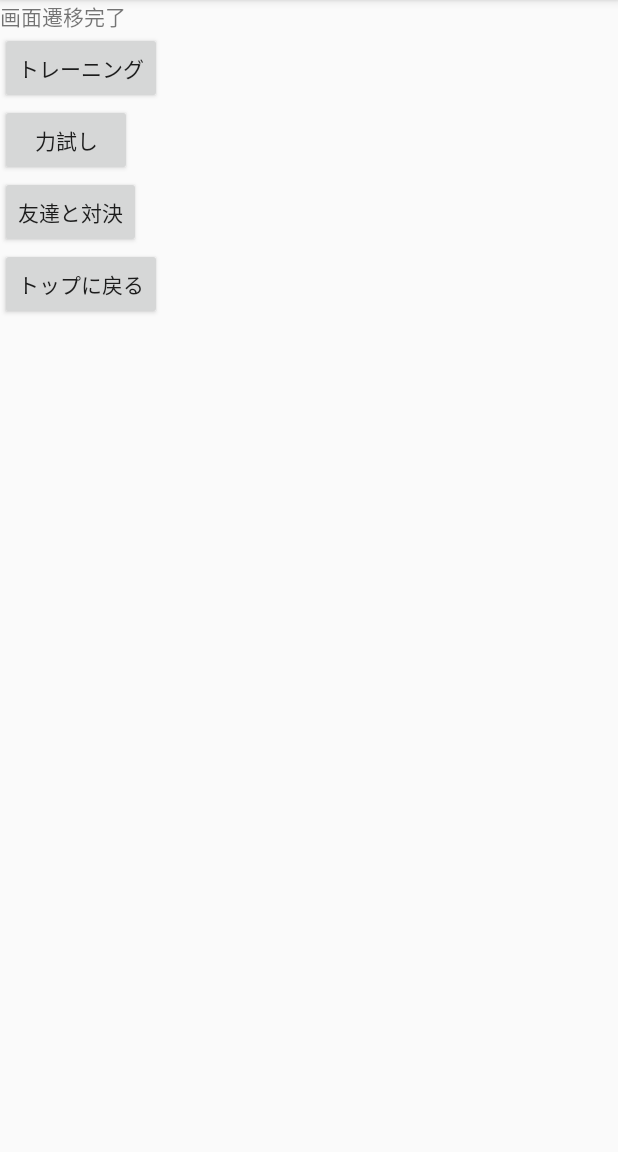
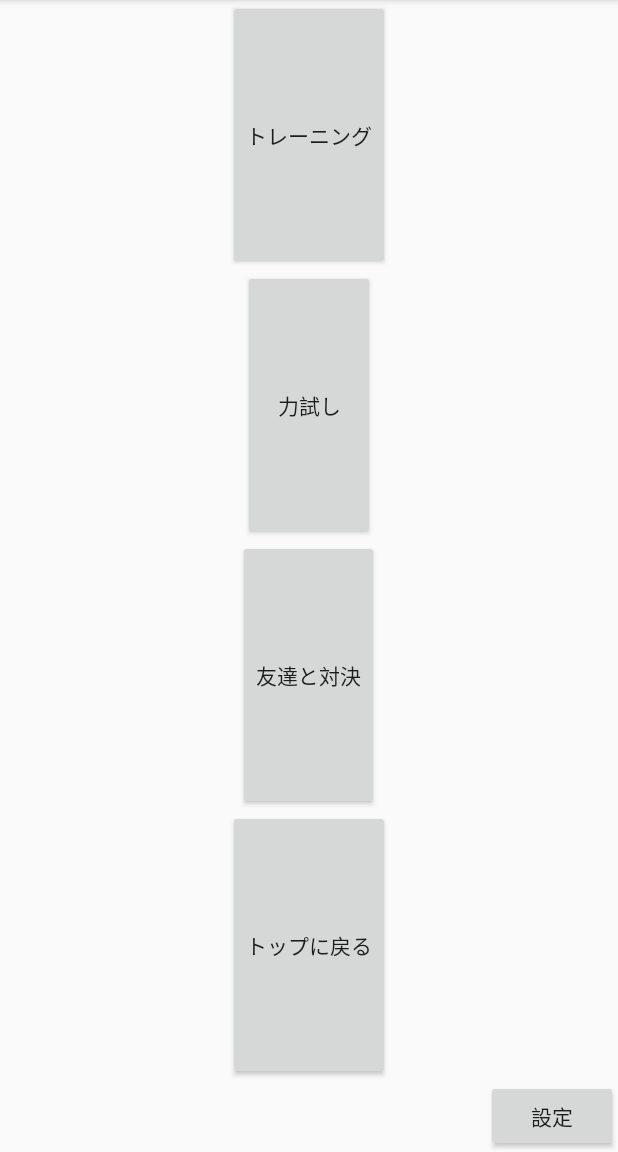
Before and after one commit to tengcm2015/MyPerfectPitchApp, an Android app: the screen it shows after launch (SelectModeActivity), after a tap on "START!", on a phone screen of 412 x 824 dp, the part 84-1236 px from its top. Run offline under Robolectric (Android 15) with nearby library versions, the phone set to English and light mode, and no system bars.

Commit message:
Settingsで鍵盤の文字が変更できる 力試しも実装途中。

```diff
--- a/app/src/main/java/com/example/train/myperfectpitchapp/SelectModeActivity.java
+++ b/app/src/main/java/com/example/train/myperfectpitchapp/SelectModeActivity.java
@@ -9,7 +9,7 @@ import android.widget.Button;
  * Created by train on 2017/06/30.
  */
 
-public class SelectModeActivity extends MainActivity{
+public class SelectModeActivity extends MainActivity implements View.OnClickListener{
 
     @Override
     protected void onCreate(Bundle savedInstanceState){
@@ -17,20 +17,36 @@ public class SelectModeActivity extends MainActivity{
         setContentView(R.layout.activity_selectmode);
 
         Button trainButton = (Button)findViewById(R.id.button_mode_1);
-        trainButton.setOnClickListener(new View.OnClickListener() {
-            @Override
-            public void onClick(View view) {
-                Intent intent = new Intent(getApplication(), SelectLevelActivity.class);
-                startActivity(intent);
-            }
-        });
+        trainButton.setOnClickListener(this);
+
+        Button challengeButton = (Button)findViewById(R.id.button_mode_2);
+        challengeButton.setOnClickListener(this);
 
         Button returnButton = (Button)findViewById(R.id.button_mode_4);
-        returnButton.setOnClickListener(new View.OnClickListener() {
-            @Override
-            public void onClick(View view) {
+        returnButton.setOnClickListener(this);
+
+        Button settingButton = (Button)findViewById(R.id.button_mode_5);
+        settingButton.setOnClickListener(this);
+    }
+
+    @Override
+    public void onClick(View view){
+        Intent intent;
+        switch (view.getId()){
+            case R.id.button_mode_1:
+                intent = new Intent(getApplication(), SelectLevelActivity.class);
+                startActivity(intent);
+                break;
+            case R.id.button_mode_2:
+                intent = new Intent(getApplication(), SelectChallengeActivity.class);
+                startActivity(intent);
+                break;
+            case R.id.button_mode_4:
                 finish();
-            }
-        });
+                break;
+            case R.id.button_mode_5:
+                intent = new Intent(getApplication(), SettingActivity.class);
+                startActivity(intent);
+        }
     }
 }
--- /dev/null
+++ b/app/src/main/java/com/example/train/myperfectpitchapp/UtilCommon.java
@@ -0,0 +1,40 @@
+package com.example.train.myperfectpitchapp;
+
+import android.app.Application;
+
+/**
+ * Created by train on 2017/07/13.
+ */
+
+public class UtilCommon extends Application {
+
+    public int interface_mode = 0;
+    public int soundname_mode = 0;
+
+    /**
+     * アプリケーションの起動時に呼び出される
+     */
+    @Override
+    public void onCreate() {
+        super.onCreate();
+    }
+
+    /**
+     * アプリケーション終了時に呼び出される
+     */
+    @Override
+    public void onTerminate() {
+        super.onTerminate();
+    }
+
+
+    public void setGlobal(int[] tmp_mode) {
+        interface_mode = tmp_mode[0];
+        soundname_mode = tmp_mode[1];
+    }
+
+    public int[] getGlobal() {
+        int[] result = {interface_mode,soundname_mode};
+        return result;
+    }
+}
--- a/app/src/main/res/layout/activity_selectmode.xml
+++ b/app/src/main/res/layout/activity_selectmode.xml
@@ -1,36 +1,55 @@
 <?xml version="1.0" encoding="utf-8"?>
-<LinearLayout xmlns:android="http://schemas.android.com/apk/res/android"
+<RelativeLayout xmlns:android="http://schemas.android.com/apk/res/android"
     android:orientation="vertical" android:layout_width="match_parent"
     android:layout_height="match_parent"
     android:weightSum="1">
 
-    <TextView
-        android:text="画面遷移完了"
+    <LinearLayout
         android:layout_width="match_parent"
-        android:layout_height="wrap_content"
-        android:id="@+id/textView" />
+        android:layout_height="match_parent"
+        android:layout_alignParentTop="true"
+        android:layout_above="@id/button_mode_5"
+        android:orientation="vertical">
 
         <Button
             android:text="トレーニング"
             android:layout_width="wrap_content"
             android:layout_height="wrap_content"
-        android:id="@+id/button_mode_1" />
+            android:id="@+id/button_mode_1"
+            android:layout_gravity="center"
+            android:layout_weight="1"/>
 
         <Button
             android:text="力試し"
             android:layout_width="wrap_content"
             android:layout_height="wrap_content"
-        android:id="@+id/button_mode_2" />
+            android:id="@+id/button_mode_2"
+            android:layout_weight="1"
+            android:layout_gravity="center" />
 
         <Button
             android:text="友達と対決"
             android:layout_width="wrap_content"
             android:layout_height="wrap_content"
-        android:id="@+id/button_mode_3" />
+            android:id="@+id/button_mode_3"
+            android:layout_weight="1"
+            android:layout_gravity="center" />
 
         <Button
             android:text="トップに戻る"
             android:layout_width="wrap_content"
             android:layout_height="wrap_content"
-        android:id="@+id/button_mode_4" />
+            android:id="@+id/button_mode_4"
+            android:layout_weight="1"
+            android:layout_gravity="center" />
     </LinearLayout>
+
+    <Button
+        android:id="@+id/button_mode_5"
+        android:layout_width="wrap_content"
+        android:layout_height="wrap_content"
+        android:layout_alignParentBottom="true"
+        android:layout_alignParentEnd="true"
+        android:text="設定" />
+
+</RelativeLayout>
--- a/app/src/main/res/layout/activity_setting.xml
+++ b/app/src/main/res/layout/activity_setting.xml
@@ -101,7 +101,7 @@
             android:id="@+id/button_setting_sound_3"
             android:layout_column="1"
             android:layout_row="0"
-            android:text="Japanese"
+            android:text="Italian"
             />
 
         <Button
```
Also changed, not shown: app/src/main/AndroidManifest.xml (+12 -3 lines), app/src/main/java/com/example/train/myperfectpitchapp/QuestionActivity.java (+17 -5 lines), app/src/main/java/com/example/train/myperfectpitchapp/SelectChallengeActivity.java (added, +54 -0 lines), app/src/main/java/com/example/train/myperfectpitchapp/SettingActivity.java (added, +103 -0 lines), app/src/main/res/layout/activity_selectchallenge.xml (added, +29 -0 lines), app/src/main/res/values/strings.xml (+53 -1 lines). Lines whose indentation alone changed are shown as unchanged.
